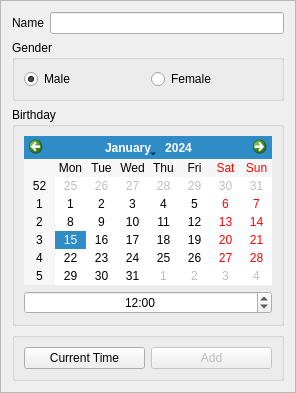
The window that UI/birthdayframe.ui (thuleqaid/paipan) describes before a commit, drawn with Qt 5.
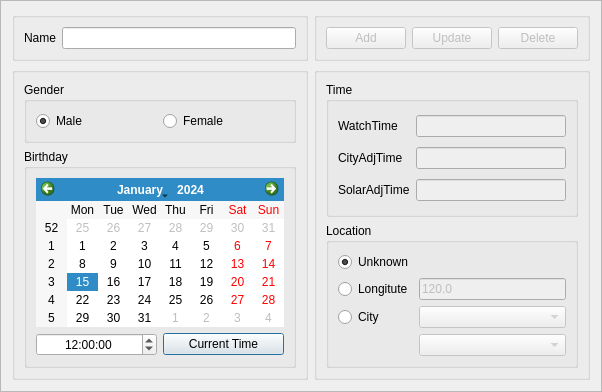
The same window after the commit.

Commit message: v1.7 birthday database

The edit to the form file:
```diff
--- a/UI/birthdayframe.ui
+++ b/UI/birthdayframe.ui
@@ -6,8 +6,8 @@
    <rect>
     <x>0</x>
     <y>0</y>
-    <width>260</width>
-    <height>371</height>
+    <width>562</width>
+    <height>369</height>
    </rect>
   </property>
   <property name="windowTitle">
@@ -19,91 +19,317 @@
   <property name="frameShadow">
    <enum>QFrame::Raised</enum>
   </property>
-  <layout class="QFormLayout" name="formLayout">
-   <property name="fieldGrowthPolicy">
-    <enum>QFormLayout::ExpandingFieldsGrow</enum>
-   </property>
+  <layout class="QGridLayout" name="gridLayout">
+   <item row="1" column="1">
+    <widget class="QGroupBox" name="groupBox_8">
+     <property name="sizePolicy">
+      <sizepolicy hsizetype="Preferred" vsizetype="Preferred">
+       <horstretch>0</horstretch>
+       <verstretch>0</verstretch>
+      </sizepolicy>
+     </property>
+     <property name="title">
+      <string/>
+     </property>
+     <layout class="QVBoxLayout" name="verticalLayout_3">
+      <item>
+       <widget class="QGroupBox" name="groupBox_4">
+        <property name="sizePolicy">
+         <sizepolicy hsizetype="Preferred" vsizetype="Preferred">
+          <horstretch>2</horstretch>
+          <verstretch>0</verstretch>
+         </sizepolicy>
+        </property>
+        <property name="title">
+         <string>Time</string>
+        </property>
+        <layout class="QGridLayout" name="gridLayout_2">
+         <item row="0" column="0">
+          <widget class="QLabel" name="label_2">
+           <property name="text">
+            <string>WatchTime</string>
+           </property>
+           <property name="buddy">
+            <cstring>edit_time1</cstring>
+           </property>
+          </widget>
+         </item>
+         <item row="0" column="1">
+          <widget class="QLineEdit" name="edit_time1">
+           <property name="enabled">
+            <bool>false</bool>
+           </property>
+           <property name="minimumSize">
+            <size>
+             <width>140</width>
+             <height>0</height>
+            </size>
+           </property>
+           <property name="maxLength">
+            <number>20</number>
+           </property>
+          </widget>
+         </item>
+         <item row="1" column="0">
+          <widget class="QLabel" name="label_3">
+           <property name="text">
+            <string>CityAdjTime</string>
+           </property>
+           <property name="buddy">
+            <cstring>edit_time2</cstring>
+           </property>
+          </widget>
+         </item>
+         <item row="2" column="0">
+          <widget class="QLabel" name="label_4">
+           <property name="text">
+            <string>SolarAdjTime</string>
+           </property>
+           <property name="buddy">
+            <cstring>edit_time3</cstring>
+           </property>
+          </widget>
+         </item>
+         <item row="1" column="1">
+          <widget class="QLineEdit" name="edit_time2">
+           <property name="enabled">
+            <bool>false</bool>
+           </property>
+           <property name="minimumSize">
+            <size>
+             <width>140</width>
+             <height>0</height>
+            </size>
+           </property>
+           <property name="maxLength">
+            <number>20</number>
+           </property>
+          </widget>
+         </item>
+         <item row="2" column="1">
+          <widget class="QLineEdit" name="edit_time3">
+           <property name="enabled">
+            <bool>false</bool>
+           </property>
+           <property name="minimumSize">
+            <size>
+             <width>140</width>
+             <height>0</height>
+            </size>
+           </property>
+           <property name="maxLength">
+            <number>20</number>
+           </property>
+          </widget>
+         </item>
+        </layout>
+       </widget>
+      </item>
+      <item>
+       <widget class="QGroupBox" name="groupBox_5">
+        <property name="title">
+         <string>Location</string>
+        </property>
+        <layout class="QGridLayout" name="gridLayout_3">
+         <item row="0" column="0">
+          <widget class="QRadioButton" name="radio_lu">
+           <property name="text">
+            <string>Unknown</string>
+           </property>
+           <property name="checked">
+            <bool>true</bool>
+           </property>
+          </widget>
+         </item>
+         <item row="1" column="0">
+          <widget class="QRadioButton" name="radio_ll">
+           <property name="text">
+            <string>Longitute</string>
+           </property>
+          </widget>
+         </item>
+         <item row="2" column="0">
+          <widget class="QRadioButton" name="radio_lc">
+           <property name="text">
+            <string>City</string>
+           </property>
+          </widget>
+         </item>
+         <item row="2" column="1">
+          <widget class="QComboBox" name="combo_p">
+           <property name="enabled">
+            <bool>false</bool>
+           </property>
+          </widget>
+         </item>
+         <item row="3" column="1">
+          <widget class="QComboBox" name="combo_c">
+           <property name="enabled">
+            <bool>false</bool>
+           </property>
+          </widget>
+         </item>
+         <item row="1" column="1">
+          <widget class="QLineEdit" name="edit_lon">
+           <property name="enabled">
+            <bool>false</bool>
+           </property>
+           <property name="text">
+            <string>120.0</string>
+           </property>
+          </widget>
+         </item>
+        </layout>
+       </widget>
+      </item>
+     </layout>
+    </widget>
+   </item>
+   <item row="1" column="0">
+    <widget class="QGroupBox" name="groupBox_7">
+     <property name="sizePolicy">
+      <sizepolicy hsizetype="Preferred" vsizetype="Preferred">
+       <horstretch>0</horstretch>
+       <verstretch>0</verstretch>
+      </sizepolicy>
+     </property>
+     <property name="title">
+      <string/>
+     </property>
+     <layout class="QVBoxLayout" name="verticalLayout_2">
+      <item>
+       <widget class="QGroupBox" name="groupBox">
+        <property name="sizePolicy">
+         <sizepolicy hsizetype="Preferred" vsizetype="Preferred">
+          <horstretch>3</horstretch>
+          <verstretch>0</verstretch>
+         </sizepolicy>
+        </property>
+        <property name="title">
+         <string>Gender</string>
+        </property>
+        <layout class="QHBoxLayout" name="horizontalLayout">
+         <item>
+          <widget class="QRadioButton" name="radio_male">
+           <property name="text">
+            <string>Male</string>
+           </property>
+           <property name="checked">
+            <bool>true</bool>
+           </property>
+          </widget>
+         </item>
+         <item>
+          <widget class="QRadioButton" name="radio_female">
+           <property name="text">
+            <string>Female</string>
+           </property>
+          </widget>
+         </item>
+        </layout>
+       </widget>
+      </item>
+      <item>
+       <widget class="QGroupBox" name="groupBox_2">
+        <property name="sizePolicy">
+         <sizepolicy hsizetype="Preferred" vsizetype="Preferred">
+          <horstretch>0</horstretch>
+          <verstretch>0</verstretch>
+         </sizepolicy>
+        </property>
+        <property name="title">
+         <string>Birthday</string>
+        </property>
+        <layout class="QGridLayout" name="gridLayout_4">
+         <item row="1" column="0">
+          <widget class="QTimeEdit" name="time">
+           <property name="alignment">
+            <set>Qt::AlignCenter</set>
+           </property>
+           <property name="time">
+            <time>
+             <hour>12</hour>
+             <minute>0</minute>
+             <second>0</second>
+            </time>
+           </property>
+           <property name="displayFormat">
+            <string>hh:mm:ss</string>
+           </property>
+          </widget>
+         </item>
+         <item row="1" column="1">
+          <widget class="QPushButton" name="btnNow">
+           <property name="text">
+            <string>Current Time</string>
+           </property>
+           <property name="default">
+            <bool>true</bool>
+           </property>
+          </widget>
+         </item>
+         <item row="0" column="0" colspan="2">
+          <widget class="QCalendarWidget" name="calendar"/>
+         </item>
+        </layout>
+       </widget>
+      </item>
+     </layout>
+    </widget>
+   </item>
    <item row="0" column="0">
-    <widget class="QLabel" name="label">
-     <property name="text">
-      <string>Name</string>
+    <widget class="QGroupBox" name="groupBox_6">
+     <property name="sizePolicy">
+      <sizepolicy hsizetype="Preferred" vsizetype="Preferred">
+       <horstretch>0</horstretch>
+       <verstretch>0</verstretch>
+      </sizepolicy>
      </property>
-     <property name="buddy">
-      <cstring>edit_name</cstring>
+     <property name="title">
+      <string/>
      </property>
+     <property name="flat">
+      <bool>false</bool>
+     </property>
+     <layout class="QFormLayout" name="formLayout">
+      <property name="fieldGrowthPolicy">
+       <enum>QFormLayout::AllNonFixedFieldsGrow</enum>
+      </property>
+      <item row="0" column="0">
+       <widget class="QLabel" name="label">
+        <property name="sizePolicy">
+         <sizepolicy hsizetype="Preferred" vsizetype="Preferred">
+          <horstretch>3</horstretch>
+          <verstretch>1</verstretch>
+         </sizepolicy>
+        </property>
+        <property name="text">
+         <string>Name</string>
+        </property>
+        <property name="buddy">
+         <cstring>edit_name</cstring>
+        </property>
+       </widget>
+      </item>
+      <item row="0" column="1">
+       <widget class="QLineEdit" name="edit_name">
+        <property name="sizePolicy">
+         <sizepolicy hsizetype="Expanding" vsizetype="Fixed">
+          <horstretch>2</horstretch>
+          <verstretch>1</verstretch>
+         </sizepolicy>
+        </property>
+       </widget>
+      </item>
+     </layout>
     </widget>
    </item>
    <item row="0" column="1">
-    <widget class="QLineEdit" name="edit_name"/>
-   </item>
-   <item row="1" column="0" colspan="2">
-    <widget class="QGroupBox" name="groupBox">
-     <property name="title">
-      <string>Gender</string>
-     </property>
-     <layout class="QHBoxLayout" name="horizontalLayout">
-      <item>
-       <widget class="QRadioButton" name="radio_male">
-        <property name="text">
-         <string>Male</string>
-        </property>
-        <property name="checked">
-         <bool>true</bool>
-        </property>
-       </widget>
-      </item>
-      <item>
-       <widget class="QRadioButton" name="radio_female">
-        <property name="text">
-         <string>Female</string>
-        </property>
-       </widget>
-      </item>
-     </layout>
-    </widget>
-   </item>
-   <item row="2" column="0" colspan="2">
-    <widget class="QGroupBox" name="groupBox_2">
-     <property name="title">
-      <string>Birthday</string>
-     </property>
-     <layout class="QVBoxLayout" name="verticalLayout">
-      <item>
-       <widget class="QCalendarWidget" name="calendar"/>
-      </item>
-      <item>
-       <widget class="QTimeEdit" name="time">
-        <property name="alignment">
-         <set>Qt::AlignCenter</set>
-        </property>
-        <property name="time">
-         <time>
-          <hour>12</hour>
-          <minute>0</minute>
-          <second>0</second>
-         </time>
-        </property>
-        <property name="displayFormat">
-         <string>hh:mm</string>
-        </property>
-       </widget>
-      </item>
-     </layout>
-    </widget>
-   </item>
-   <item row="3" column="0" colspan="2">
     <widget class="QGroupBox" name="groupBox_3">
      <property name="title">
       <string/>
      </property>
      <layout class="QHBoxLayout" name="horizontalLayout_2">
-      <item>
-       <widget class="QPushButton" name="btnNow">
-        <property name="text">
-         <string>Current Time</string>
-        </property>
-       </widget>
-      </item>
       <item>
        <widget class="QPushButton" name="btnAdd">
         <property name="enabled">
@@ -114,6 +340,26 @@
         </property>
        </widget>
       </item>
+      <item>
+       <widget class="QPushButton" name="btnUpdate">
+        <property name="enabled">
+         <bool>false</bool>
+        </property>
+        <property name="text">
+         <string>Update</string>
+        </property>
+       </widget>
+      </item>
+      <item>
+       <widget class="QPushButton" name="btnDelete">
+        <property name="enabled">
+         <bool>false</bool>
+        </property>
+        <property name="text">
+         <string>Delete</string>
+        </property>
+       </widget>
+      </item>
      </layout>
     </widget>
    </item>
```
Left out of the diff: 175 changed lines with no effect on the pictures. The commit also changes 14 other files.
